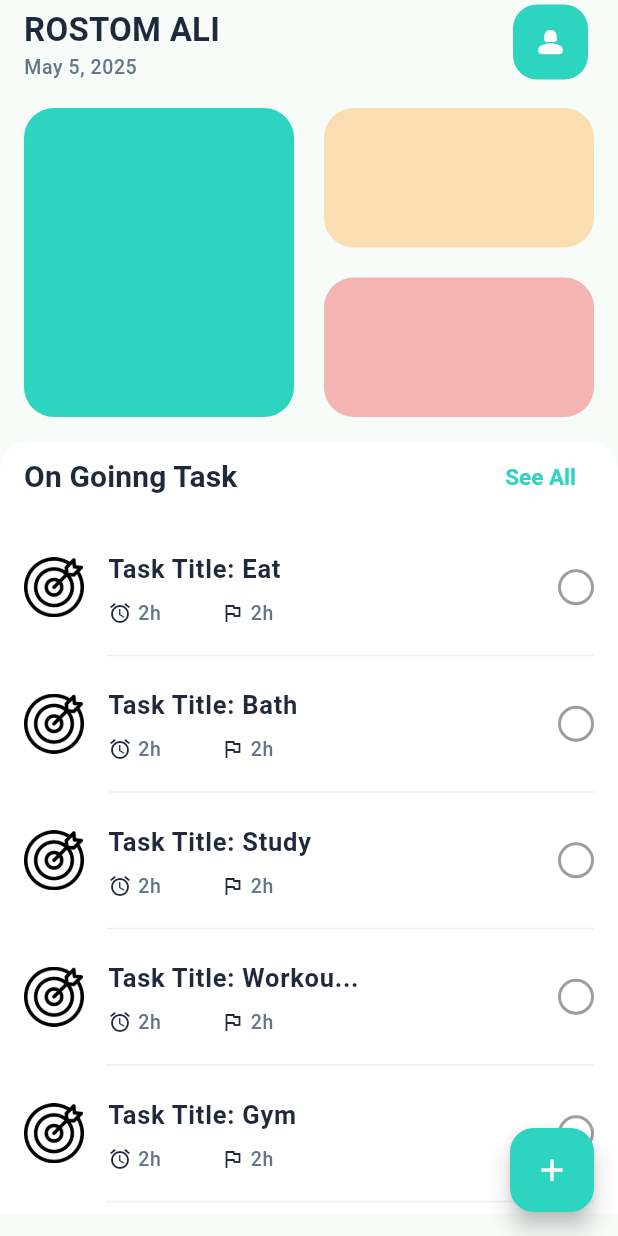
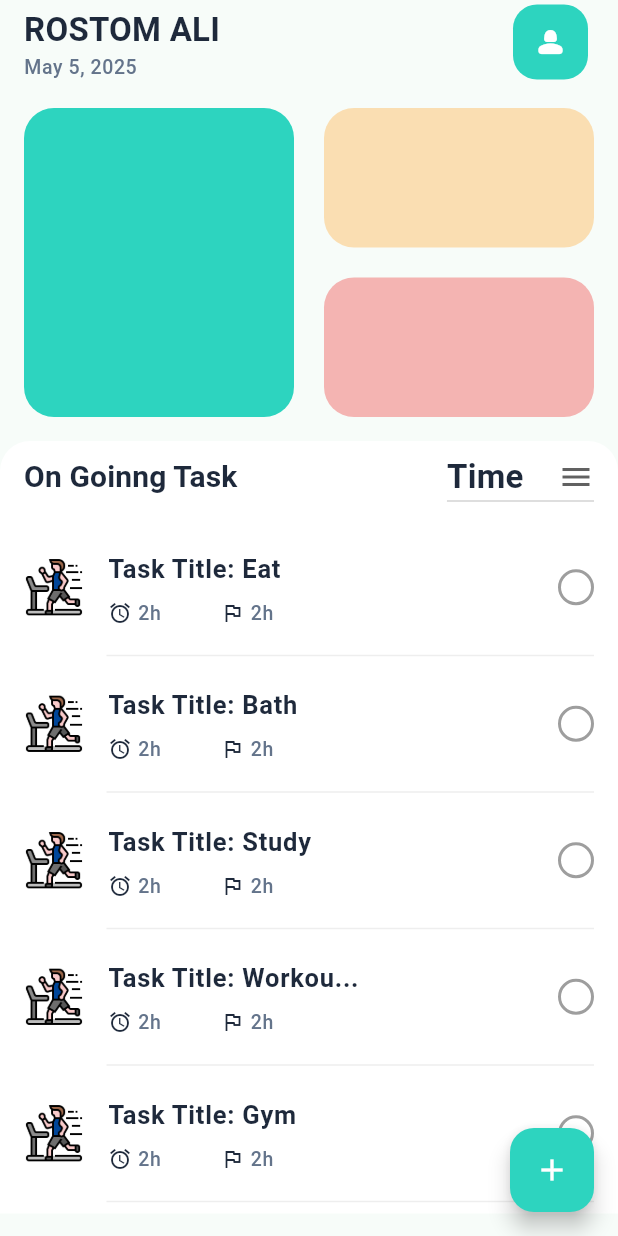
Before and after one commit to rostom17/EDGE_PROJECT_MOB_APP, a Flutter app: the HomePage screen opened directly, on a phone screen of 412 x 824 dp. Run offline on Flutter 3.47's test engine with Material 3 defaults, Android fonts, the phone set to English and light mode, and no system bars; our stand-ins replace get, google_fonts, lottie, smooth_page_indicator.

Commit message:
Task Category  added

```diff
--- a/lib/controller_binder.dart
+++ b/lib/controller_binder.dart
@@ -1,5 +1,5 @@
 import 'package:get/get.dart';
-import 'package:my_todo_list/core/viewmodel/date_time_viewmodel.dart';
+import 'package:my_todo_list/viewmodel/date_time_viewmodel.dart';
 
 class ControllerBinder extends Bindings {
   @override
--- /dev/null
+++ b/lib/core/constants.dart
@@ -0,0 +1,31 @@
+enum Status { complete, faield, pending }
+
+enum Category { habit, quitHabit, repetingTask, soloTask }
+
+enum SubCategory {
+  study,
+  meditation,
+  prayer,
+  exercise,
+  sports,
+  project,
+  work,
+  meeting,
+  sleep,
+  other,
+}
+const Map<SubCategory, String> categoryIcons = {
+  SubCategory.study: "assets/categoryIcons/study.png",
+  SubCategory.meditation: "assets/categoryIcons/meditation.png",
+  SubCategory.prayer: "assets/categoryIcons/prayer.png",
+  SubCategory.exercise: "assets/categoryIcons/excercise.png",
+  SubCategory.sports: "assets/categoryIcons/sports.png",
+  SubCategory.project: "assets/categoryIcons/project.png",
+  SubCategory.work: "assets/categoryIcons/work.png",
+  SubCategory.meeting: "assets/categoryIcons/meeting.png",
+  SubCategory.sleep: "assets/categoryIcons/sleep.png",
+};
+
+String getCategoryIcons(SubCategory subCategory) {
+  return categoryIcons[subCategory] ?? "assets/categoryIcons/other.png";
+}
--- a/lib/view/pages/today_page.dart
+++ b/lib/view/pages/today_page.dart
@@ -2,7 +2,7 @@ import 'package:flutter/material.dart';
 import 'package:get/get.dart';
 
 import 'package:my_todo_list/core/color_pallet.dart';
-import 'package:my_todo_list/core/viewmodel/date_time_viewmodel.dart';
+import 'package:my_todo_list/viewmodel/date_time_viewmodel.dart';
 import 'package:my_todo_list/view/widgets/date_slider.dart';
 import 'package:my_todo_list/view/widgets/today_page_appbar.dart';
 
--- a/lib/view/widgets/custom_task_widget.dart
+++ b/lib/view/widgets/custom_task_widget.dart
@@ -1,6 +1,7 @@
 import 'package:flutter/material.dart';
 
 import 'package:my_todo_list/core/color_pallet.dart';
+import 'package:my_todo_list/core/constants.dart';
 import 'package:my_todo_list/view/widgets/custom_check_box.dart';
 
 class CustomTaskWidget extends StatefulWidget {
@@ -25,7 +26,10 @@ class _CustomTaskWidgetState extends State<CustomTaskWidget> {
           width: double.maxFinite,
           child: Row(
             children: [
-              SizedBox(width: 40, child: Image.asset("assets/icons/goal.png")),
+              SizedBox(
+                width: 40,
+                child: Image.asset(getCategoryIcons(SubCategory.exercise)),
+              ),
 
               Padding(
                 padding: const EdgeInsets.only(
--- a/lib/view/widgets/date_slider.dart
+++ b/lib/view/widgets/date_slider.dart
@@ -1,6 +1,6 @@
 import 'package:flutter/material.dart';
 import 'package:get/get.dart';
-import 'package:my_todo_list/core/viewmodel/date_time_viewmodel.dart';
+import 'package:my_todo_list/viewmodel/date_time_viewmodel.dart';
 
 class DateSlider extends StatelessWidget {
   DateSlider({
--- a/lib/view/widgets/home_page_task_list_builder.dart
+++ b/lib/view/widgets/home_page_task_list_builder.dart
@@ -27,7 +27,16 @@ class HomePageTaskListBuilder extends StatelessWidget {
                 "On Goinng Task",
                 style: Theme.of(context).textTheme.titleSmall,
               ),
-              TextButton(onPressed: () {}, child: Text("See All")),
+              DropdownButton(
+                borderRadius: BorderRadius.circular(20),
+                icon: Icon(Icons.menu),
+                value: "Time",
+                items: [
+                  DropdownMenuItem(value: "Priority", child: Text("Priority")),
+                  DropdownMenuItem(value: "Time", child: Text("Time")),
+                ],
+                onChanged: (value) {},
+              ),
             ],
           ),
           const SizedBox(height: 12),
--- a/lib/view/widgets/today_page_appbar.dart
+++ b/lib/view/widgets/today_page_appbar.dart
@@ -1,6 +1,6 @@
 import 'package:flutter/material.dart';
 import 'package:get/get.dart';
-import 'package:my_todo_list/core/viewmodel/date_time_viewmodel.dart';
+import 'package:my_todo_list/viewmodel/date_time_viewmodel.dart';
 
 class TodayPageAppBar extends StatelessWidget implements PreferredSizeWidget {
   TodayPageAppBar({super.key});
--- a/pubspec.yaml
+++ b/pubspec.yaml
@@ -41,6 +41,7 @@ flutter:
 
   assets:
     - assets/icons/
+    - assets/categoryIcons/
     - assets/animations/
     - assets/todo_logo.svg
     - assets/todo_icon.png
```
Also changed, not shown: assets/categoryIcons/basketball.png (added), assets/categoryIcons/excercise.png (added), assets/categoryIcons/meditation.png (added), assets/categoryIcons/meeting.png (added), assets/categoryIcons/other.png (added), assets/categoryIcons/prayer.png (added), assets/categoryIcons/project.png (added), assets/categoryIcons/sleep.png (added), assets/categoryIcons/study.png (added), assets/categoryIcons/working-time.png (added), lib/viewmodel/date_time_viewmodel.dart (renamed from lib/core/viewmodel/date_time_viewmodel.dart).
